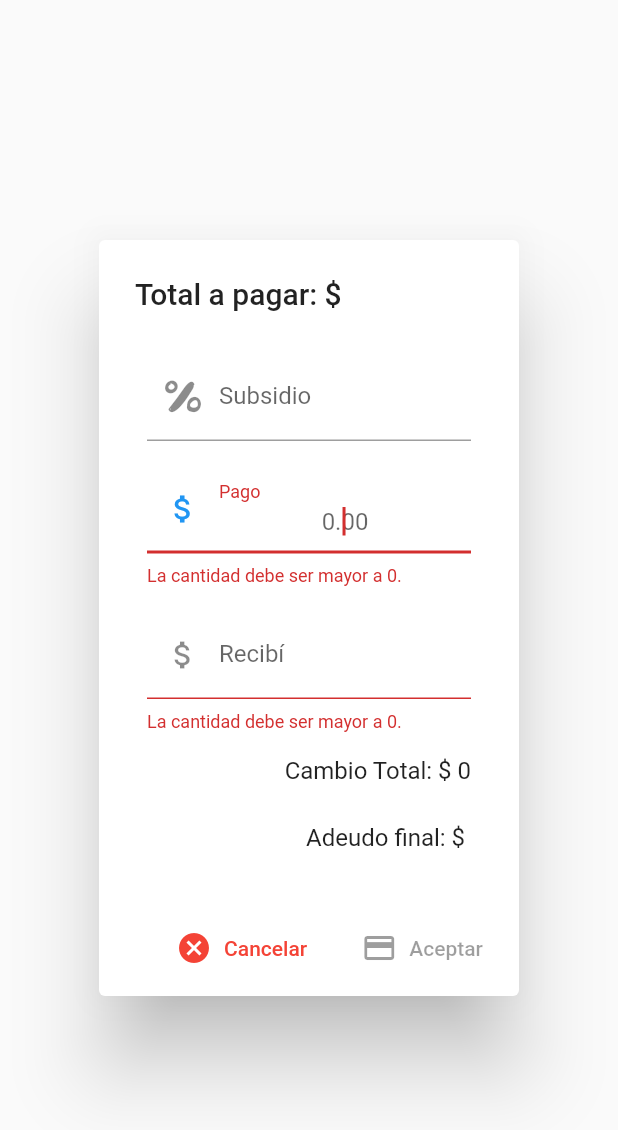
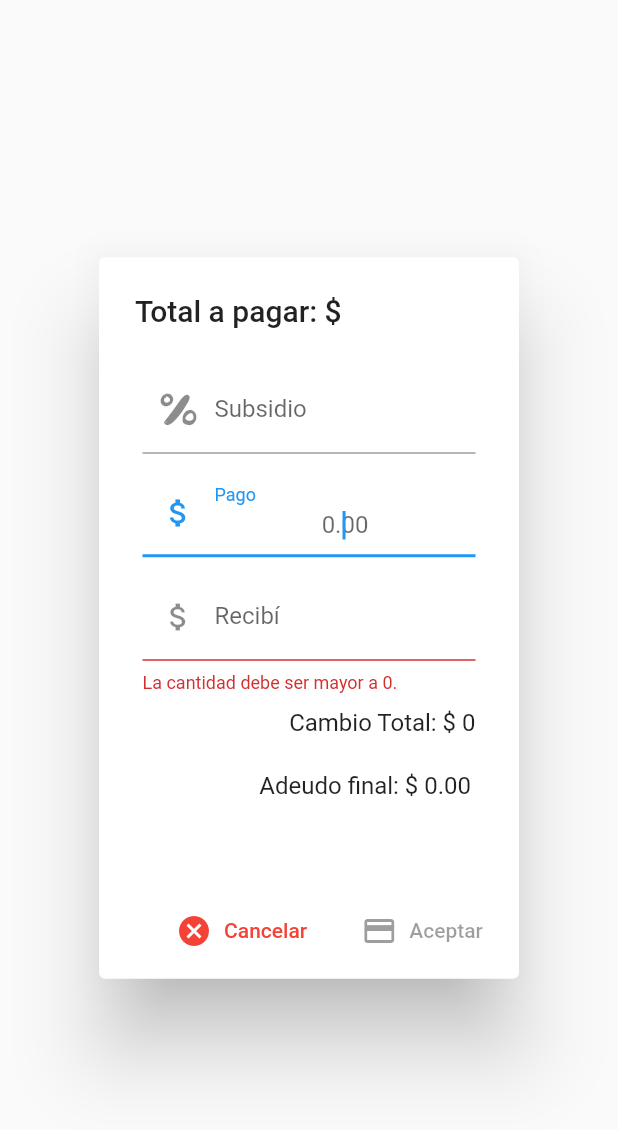
Before and after one commit to franciscocamposchimal/prolimpia-mobile, a Flutter app: the PaymenDialog widget shown alone on an empty page, opened directly with empty values, on a phone screen of 412 x 824 dp. Shown: the top 1130 px of the screen. Run offline on Flutter 3.47's test engine with Material 2 defaults, Android fonts, the phone set to English and light mode, and no system bars; our stand-ins replace rxdart, shared_preferences; missing offline and left inert: after_init; accounts and stored records are empty; statements that could not run were skipped.

Commit message:
bugs/fix-payments

```diff
--- a/lib/bloc/person_bloc.dart
+++ b/lib/bloc/person_bloc.dart
@@ -4,39 +4,62 @@ import 'package:rxdart/rxdart.dart';
 import 'package:prolimpia_mobile/providers/person_provider.dart';
 
 class PersonBloc with Validators {
-  final _pagoTotalController = BehaviorSubject<String>();
+  // <<<< CONTROLLERS >>>>
+  // input pago
+  final _pagoTotalController = BehaviorSubject<Map<String, dynamic>>();
+  // API call
   final _pagosController = BehaviorSubject<Map<String, dynamic>>();
+  // operacion del total
   final _pagoInputController = BehaviorSubject<Map<String, dynamic>>();
+  // input cambio
   final _cambioController = BehaviorSubject<Map<String, dynamic>>();
+  // boton de cobrar
   final _enableButtonController = BehaviorSubject<bool>();
+  // input subsidio
   final _subsidioController = BehaviorSubject<Map<String, dynamic>>();
-
-  Stream<String> get pagoTotalInputStream => _pagoTotalController.stream;
+  // <<<< ADD DATA >>>>
+  // input pago
+  Stream<Map<String, dynamic>> get pagoTotalInputStream => _pagoTotalController.stream;
+  // API call
   Stream<Map<String, dynamic>> get pagosStream => _pagosController.stream;
+  // operacion del total
   Stream<String> get pagoInputStream =>
-      _pagoInputController.stream.transform(validarPago);
+      _pagoInputController.stream.transform(calcularPago);
+  // input cambio
   Stream<String> get cambioStream =>
       _cambioController.stream.transform(validarCambio);
+  // boton de cobrar
   Stream<bool> get enableStream => _enableButtonController.stream;
+  // input subsidio
   Stream<Map<String, dynamic>> get subsidioInputStream =>
       _subsidioController.stream;
-
+  // API call
   void _setPago(Map<String, dynamic> pago) => _pagosController.add(pago);
+ // <<<< CHANGE VALORES >>>>
+ // operacion del total
   Function(Map<String, dynamic>) get changePagoInput =>
       _pagoInputController.sink.add;
+  // input cambio
   Function(Map<String, dynamic>) get changeCambio => _cambioController.sink.add;
+  // boton de cobrar
   void _setEnable(bool enable) => _enableButtonController.add(enable);
+  // input subsidio
   Function(Map<String, dynamic>) get changeSubsidio =>
       _subsidioController.sink.add;
-  Function(String) get changePagoTotal => _pagoTotalController.sink.add;
-  void _setPagoTotal(String pagoTotal) => _pagoTotalController.add(pagoTotal);
-
+  // input pago
+  Function(Map<String, dynamic>) get changePagoTotal => _pagoTotalController.sink.add;
+  // <<<< GET VALORES >>>>
+  // operacion del total
   Map<String, dynamic> get pagoInput => _pagoInputController.value;
+  // input cambio
   Map<String, dynamic> get cambio => _cambioController.value;
+  // boton de cobrar
   bool get enable => _enableButtonController.value;
+  // input subsidio
   Map<String, dynamic> get subsidio => _subsidioController.value;
-  String get pagoTotal => _pagoTotalController.value;
-
+  // input pago
+  Map<String, dynamic> get pagoTotal => _pagoTotalController.value;
+  // <<<< FUNCTIONS >>>>
   Future<void> getPago(String id) async {
     final data = {'action': ''};
     try {
@@ -57,33 +80,12 @@ class PersonBloc with Validators {
   }
 
   void enableButton() {
-    var pago = int.parse(pagoInput['pago']);
-    var recibido = int.parse(cambio['recibido']);
-    //print(pagoInput);
-    //print(cambio);
+    var pago = double.parse(pagoInput['pago']);
+    var recibido = double.parse(cambio['recibido']);
     if (pago > 0 && recibido > 0 && recibido >= pago) {
       _setEnable(true);
-      //print(pagoInput);
-      //print(cambio);
     } else {
       _setEnable(false);
-    }
-  }
-
-  void subsidioBloc(String totalToPay) {
-    //print('SUBSIDIO DESPUES ${subsidio['subs'] ?? 0}');
-    if (subsidio['subs'] == 0 || subsidio['subs'] > 100) {
-      _setPagoTotal(totalToPay);
-    } else {
-      var totalAdeudo = double.parse(pagoTotal);
-      var subtotal = double.parse(
-          (((subsidio['subs'] ?? 0) / 100) * totalAdeudo).toStringAsFixed(2));
-      var total = totalAdeudo - subtotal;
-      //print('pago $totalAdeudo');
-      //print('subsidio ${subsidio['subs']}');
-      //print('Subs $subtotal');
-      //print('Total $total');
-      _setPagoTotal(total.toStringAsFixed(2));
     }
   }
 
--- a/lib/bloc/validators.dart
+++ b/lib/bloc/validators.dart
@@ -31,48 +31,58 @@ class Validators {
     }
   });
 
-  final validarPago =
+  final calcularPago =
       StreamTransformer<Map<String, dynamic>, String>.fromHandlers(
-          handleData: (restaPago, sink) {
-    var pagoStream = restaPago['pago'].isEmpty || restaPago['pago'] == '-'
-        ? 0
-        : int.parse(restaPago['pago']);
-    var adeudoStream =
-        restaPago['adeudo'].isEmpty ? 0 : int.parse(restaPago['adeudo']);
-    if (pagoStream > 0) {
-      if ((adeudoStream == 0 || adeudoStream < 0) && pagoStream > 0) {
-        sink.add('${adeudoStream - pagoStream}');
+          handleData: (data, sink) {
+    //Total, fijo, sacar porcentaje (100 o -100)
+    var totalAdeudo = data['totalAdeudo'].isEmpty
+        ? 0.0
+        : double.parse(data['totalAdeudo']); //Puede ser negativo
+    //Lo que voy a abonar (20)
+    var pago = data['pago'].isEmpty ? 0.0 : double.parse(data['pago']);
+    if (pago > totalAdeudo) {
+      print("PAGO MAYOR");
+      sink.addError("PAGO MAYOR AL ADEUDO");
+    } else {
+      //Total, puede variar (100)
+      var adeudo = data['adeudo'].isEmpty ? 0.0 : double.parse(data['adeudo']);
+      //Descuento (50)
+      var subsidio =
+          data['subsidio'].isEmpty ? 0.0 : double.parse(data['subsidio']);
+      if (subsidio > 50) {
+        print("SUBS MAYOR");
+        sink.addError("SUBSIDIO MAYOR AL PERMITIDO");
+      } else {
+        //Porcentaje (descuento/totalAdeudo)(%50 = 50.00)
+        var porcentaje = double.parse(
+            (((subsidio ?? 0) / 100) * totalAdeudo).toStringAsFixed(2));
+        //Total menos el descuento (100.00 - %50(50.00) = 50 )
+        var subtotal = adeudo - porcentaje;
+        // Total menos el descuento, menos el pago (50 - 20 = 30)
+        var total = subtotal - pago;
+        print("CALCULAR TOTAL: $total");
+        sink.add(total.toStringAsFixed(2));
       }
-      if (pagoStream > adeudoStream && adeudoStream > 0) {
-        sink.addError('No puede ser mayor a $adeudoStream');
-      }
-
-      if (pagoStream <= adeudoStream) {
-        sink.add('${adeudoStream - pagoStream}');
-      }
-    } else {
-      sink.addError('La cantidad debe ser mayor a 0.');
     }
   });
 
   final validarCambio =
       StreamTransformer<Map<String, dynamic>, String>.fromHandlers(
           handleData: (cambioPago, sink) {
-    var recibiStream =
-        cambioPago['recibido'].isEmpty || cambioPago['recibido'] == '-'
-            ? 0
-            : int.parse(cambioPago['recibido']);
+    var recibiStream = cambioPago['recibido'].isEmpty
+        ? 0.0
+        : double.parse(cambioPago['recibido']);
     var pagotream =
-        cambioPago['pago'].isEmpty ? 0 : int.parse(cambioPago['pago']);
+        cambioPago['pago'].isEmpty ? 0.0 : double.parse(cambioPago['pago']);
     //print('recibi: $recibiStream, pago: $pagotream');
-    if (recibiStream > 0) {
-      if (recibiStream >= pagotream && pagotream != 0 ) {
+    if (recibiStream > 0.0) {
+      if (recibiStream >= pagotream && pagotream != 0.0) {
         sink.add('${recibiStream - pagotream}');
       } else {
-        if(pagotream == 0){
+        if (pagotream == 0.0) {
           sink.addError('Importe a pagar es 0');
-        }else{
-        sink.addError('Faltan \$ ${pagotream - recibiStream}');
+        } else {
+          sink.addError('Faltan \$ ${pagotream - recibiStream}');
         }
       }
     } else {
--- a/lib/pages/payment_dialog.dart
+++ b/lib/pages/payment_dialog.dart
@@ -1,4 +1,5 @@
 import 'package:flutter/material.dart';
+import 'package:flutter/services.dart';
 import 'package:prolimpia_mobile/bloc/provider.dart';
 import 'package:prolimpia_mobile/utils/custom_icon_icons.dart';
 
@@ -15,97 +16,107 @@ class _PaymenDialogState extends State<PaymenDialog> {
   @override
   Widget build(BuildContext context) {
     final personBloc = Provider.personsBloc(context);
-    personBloc.changePagoTotal(widget.total);
-    personBloc.changePagoInput({'pago': '0', 'adeudo': '${widget.total}'});
     personBloc.changeCambio({'recibido': '0', 'pago': '0'});
+    personBloc.changePagoTotal({'pago': '0.0'});
+    personBloc.changeSubsidio({'subsidio': '0.0'});
+    personBloc.changePagoInput({
+      'totalAdeudo': '${widget.total}',
+      'pago': '0.0',
+      'adeudo': '${widget.total}',
+      'subsidio': '0.0',
+    });
     personBloc.enableButton();
+
     return AlertDialog(
-      title: StreamBuilder(
-        stream: personBloc.pagoTotalInputStream,
-        builder: (context, snapshot) {
-          return Text('Total a pagar: \$ ${snapshot.data ?? 0.00}');
-        }
-      ),
+      title: Text('Total a pagar: \$ ${widget.total ?? 0.00}'),
       content: SingleChildScrollView(
         child: Column(
           mainAxisSize: MainAxisSize.min,
           children: <Widget>[
             Padding(
-                padding: EdgeInsets.all(8.0),
-                child: StreamBuilder(
-                    stream: personBloc.subsidioInputStream,
-                    builder: (context, snapshot) {
-                      return TextField(
-                        keyboardType: TextInputType.number,
+                padding: const EdgeInsets.all(5.0),
+                child: TextField(
                   textAlign: TextAlign.center,
+                  inputFormatters: [WhitelistingTextInputFormatter.digitsOnly],
+                  keyboardType: TextInputType.numberWithOptions(
+                      decimal: true, signed: false),
                   decoration: InputDecoration(
                       prefixIcon: Icon(CustomIcon.percent),
                       labelText: 'Subsidio',
                       hintText: '0'),
                   onChanged: (val) {
-                          //print('ANTES subsidio $val');
-                          personBloc.changeSubsidio({'subs': val.isNotEmpty ? int.parse(val) : 0 });
-                          personBloc.subsidioBloc(widget.total);
+                    final valueChange = val.isNotEmpty ? val : "0.0";
+                    personBloc.changeSubsidio(
+                        {'subsidio': valueChange});
+                    personBloc.changePagoInput({
+                      'totalAdeudo': '${widget.total}',
+                      'pago': personBloc.pagoTotal['pago'],
+                      'adeudo': '${widget.total}',
+                      'subsidio': personBloc.subsidio['subsidio'],
+                    });
                   },
-                      );
-                    })),
+                )),
             Padding(
-              padding: EdgeInsets.all(8.0),
-              child: StreamBuilder(
-                  stream: personBloc.pagoInputStream,
-                  builder: (context, snapshot) {
-                    return TextField(
+                padding: const EdgeInsets.all(5.0),
+                child: TextField(
+                  textAlign: TextAlign.center,
                   autofocus: true,
-                      keyboardType: TextInputType.number,
-                      textAlign: TextAlign.center,
+                  inputFormatters: [WhitelistingTextInputFormatter.digitsOnly],
+                  keyboardType: TextInputType.numberWithOptions(
+                      decimal: true, signed: false),
                   decoration: InputDecoration(
                       prefixIcon: Icon(Icons.attach_money),
                       labelText: 'Pago',
-                          hintText: '0.00',
-                          errorText: snapshot.error),
+                      hintText: '0.00'),
                   onChanged: (val) {
-                        print(val);
-                        personBloc.changePagoInput(
-                            {'pago': val, 'adeudo': '${widget.total}'});
+                    final valueChange = val.isNotEmpty ? val : "0.0";
+                    personBloc.changePagoTotal(
+                        {'pago': valueChange });
 
-                        personBloc.changeCambio({
-                          'recibido': personBloc.cambio['recibido'],
-                          'pago': val
+                    personBloc.changePagoInput({
+                      'totalAdeudo': '${widget.total}',
+                      'pago': personBloc.pagoTotal['pago'],
+                      'adeudo': '${widget.total}',
+                      'subsidio': personBloc.subsidio['subsidio'],
                     });
-
-                        personBloc.subsidioBloc(widget.total);
 
                     personBloc.enableButton();
                   },
-                    );
-                  }),
-            ),
-            Padding(
-              padding: EdgeInsets.all(8.0),
-              child: StreamBuilder(
+                )),
+            StreamBuilder(
               stream: personBloc.cambioStream,
               builder: (context, snapshot) {
-                    return TextField(
-                      keyboardType: TextInputType.number,
+                return Padding(
+                  padding: const EdgeInsets.all(5.0),
+                  child: TextField(
                     textAlign: TextAlign.center,
+                    inputFormatters: [
+                      WhitelistingTextInputFormatter.digitsOnly
+                    ],
+                    keyboardType: TextInputType.numberWithOptions(
+                        decimal: true, signed: false),
                     decoration: InputDecoration(
                         prefixIcon: Icon(Icons.attach_money),
                         labelText: 'Recibí',
                         hintText: '0.00',
                         errorText: snapshot.error),
                     onChanged: (val) {
+                      final valTosend = val ?? 0;
+                      print("VAL: $valTosend");
+                      print("PAGO: ${personBloc.pagoInput['pago']}");
                       personBloc.changeCambio({
-                          'recibido': val,
+                        'recibido': valTosend,
                         'pago': '${personBloc.pagoInput['pago']}'
                       });
 
                       personBloc.enableButton();
                     },
+                  ),
                 );
-                  }),
+              },
             ),
             Padding(
-              padding: EdgeInsets.all(8.0),
+              padding: const EdgeInsets.all(5.0),
               child: Row(
                 mainAxisAlignment: MainAxisAlignment.end,
                 children: <Widget>[
@@ -121,19 +132,34 @@ class _PaymenDialogState extends State<PaymenDialog> {
             ),
             SizedBox(height: 10.0),
             Padding(
-              padding: EdgeInsets.all(8.0),
+              padding: const EdgeInsets.all(8.0),
               child: Row(
                 mainAxisAlignment: MainAxisAlignment.end,
                 children: <Widget>[
                   StreamBuilder(
                       stream: personBloc.pagoInputStream,
                       builder: (context, snapshot) {
-                        return Text(
-                            'Adeudo final: \$ ${snapshot.hasData ? snapshot.data : widget.total}');
+                        final total = snapshot.hasData
+                            ? snapshot.data ?? widget.total
+                            : widget.total;
+                        return Text('Adeudo final: \$ $total');
                       })
                 ],
               ),
-            )
+            ),
+            StreamBuilder(
+              stream: personBloc.pagoInputStream,
+              builder: (context, snapshot) {
+                final error = snapshot.error ?? "";
+                return Padding(
+                  padding: const EdgeInsets.all(2.0),
+                  child: Text(
+                    '$error',
+                    style: TextStyle(color: Colors.red),
+                    ),
+                );
+              }
+            ),
           ],
         ),
       ),
--- a/lib/pages/search_delegate.dart
+++ b/lib/pages/search_delegate.dart
@@ -35,7 +35,7 @@ class DataSearch extends SearchDelegate {
   @override
   Widget buildResults(BuildContext context) {
     if (query.isEmpty || query.length <= 4) {
-      print(query.length);
+      //print(query.length);
       return Container(
         child: Center(
           child: Text('Vacío o mayor a 4 letras...'),
@@ -48,7 +48,7 @@ class DataSearch extends SearchDelegate {
           if (!snapshot.hasData || snapshot.data.isEmpty) {
             return Center(child: CircularProgressIndicator());
           } else {
-            print(snapshot.data);
+            //print(snapshot.data);
             final List<Person> persons = snapshot.data;
             return ListView.separated(
               separatorBuilder: (context, index) => Divider(
--- a/lib/providers/person_provider.dart
+++ b/lib/providers/person_provider.dart
@@ -8,8 +8,9 @@ import 'package:prolimpia_mobile/shared_preferences/shared_preferences.dart';
 
 class PersonProvider {
   final _prefs = new PreferenciasUsuario();
-  //String _url = 'http://192.168.100.199:8000/api/persons';
+  //String _url = 'http://192.168.100.7:8000/api/persons';
   String _url = 'http://prolimpia.duckdns.org:8080/prolimpia/public/api/persons';
+  //String _url = 'http://192.168.1.103:8000/api/persons';
 
   Future<List<Person>> search(String q) async {
     print('SEARCH');
@@ -22,6 +23,9 @@ class PersonProvider {
 
     final response = await http.get(url, headers: authorizationHeaders);
     print('Response status: ${response.statusCode}');
+    //print(response.body);
+
+    if(response.statusCode != 200) return [];
 
     final decodeData = json.decode(response.body);
     //final responseQ = new Persons.fromJsonList(decodeData);
--- a/lib/providers/user_provider.dart
+++ b/lib/providers/user_provider.dart
@@ -8,8 +8,9 @@ import 'package:prolimpia_mobile/shared_preferences/shared_preferences.dart';
 
 class UserProvider {
   final _prefs = new PreferenciasUsuario();
-  //String _url = 'http://192.168.100.199:8000/api/users';
+  //String _url = 'http://192.168.100.7:8000/api/users';
   String _url = 'http://prolimpia.duckdns.org:8080/prolimpia/public/api/users';
+  //String _url = 'http://192.168.1.103:8000/api/users';
 
   Future<Map<String, dynamic>> login(String email, String pass) async {
     print('LOGIN HTTP');
@@ -28,6 +29,7 @@ class UserProvider {
       final currentUser = new CurrentUser.fromJson(decodeData);
       _prefs.user = currentUser;
       data['user'] = currentUser;
+      print(decodeData);
       return data;
     } else {
       data['user'] = null;
@@ -43,7 +45,6 @@ class UserProvider {
       final authorizationHeaders = {
         HttpHeaders.authorizationHeader: 'bearer ${_prefs.user.token}'
       };
-
       final response = await http.get(url, headers: authorizationHeaders);
       print('Response status: ${response.statusCode}');
       data['status'] = response.statusCode;
```
Lines whose indentation alone changed are shown as unchanged.
